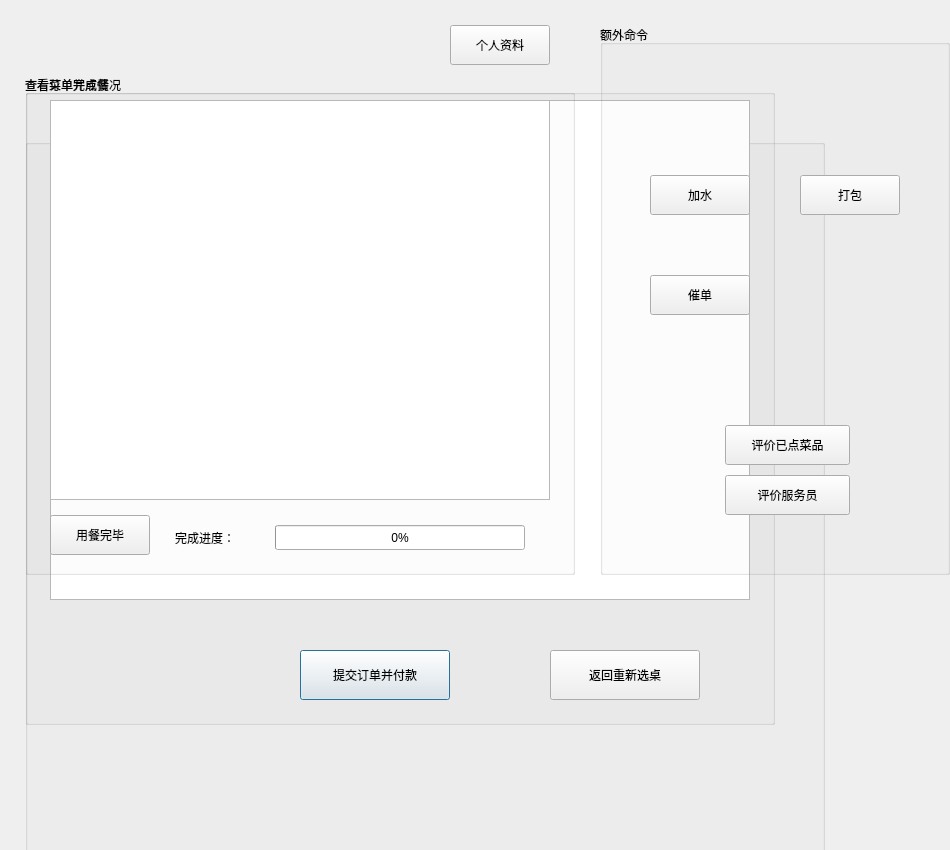
Vladimir2506/ProjectCpp, file ProjectFrontend/CustomerView.ui: the form before one commit.
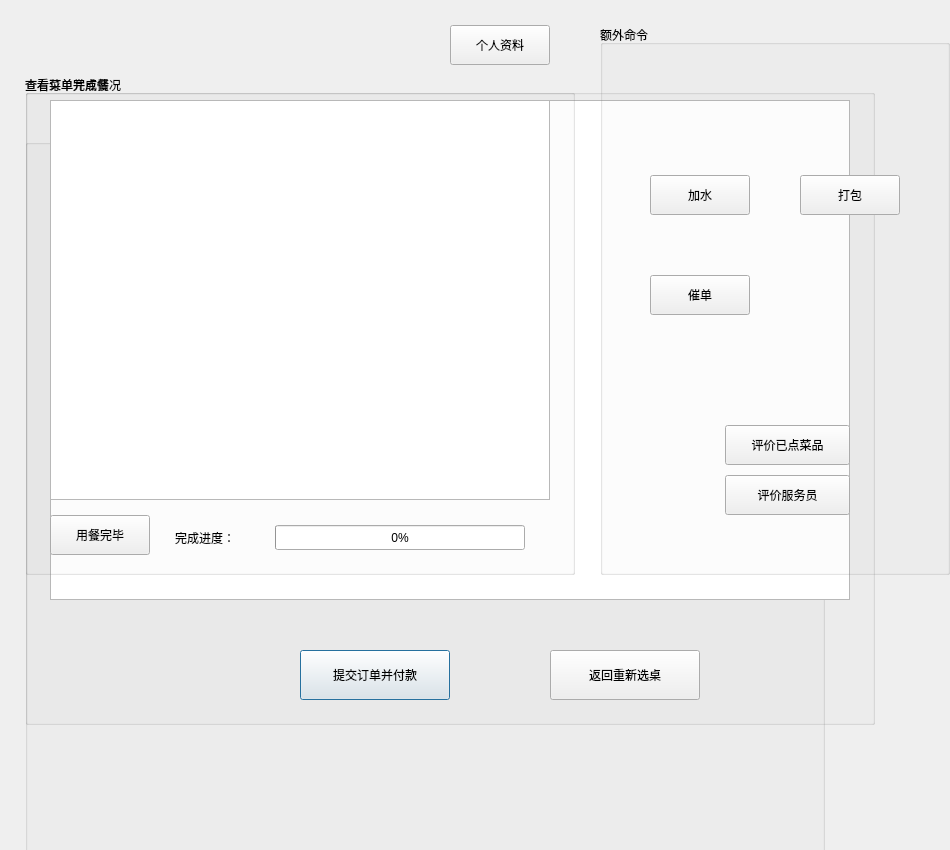
The form after the commit.

```diff
--- a/ProjectFrontend/CustomerView.ui
+++ b/ProjectFrontend/CustomerView.ui
@@ -63,7 +63,7 @@
     <rect>
      <x>25</x>
      <y>75</y>
-     <width>750</width>
+     <width>850</width>
      <height>650</height>
     </rect>
    </property>
@@ -75,7 +75,7 @@
      <rect>
       <x>25</x>
       <y>25</y>
-      <width>700</width>
+      <width>800</width>
       <height>500</height>
      </rect>
     </property>
```
